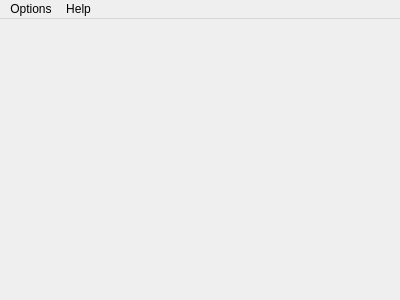
Old version of the form src/mainwindow.ui in the repository nashiradeer/brasil-cov.
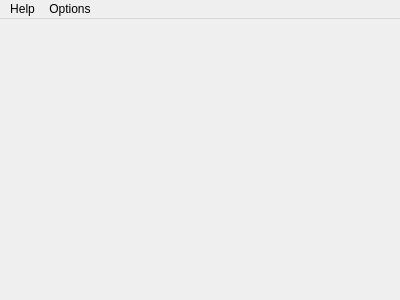
New version of the form. Icons and pictures are not drawn.

What changed in the file:
```diff
--- a/src/mainwindow.ui
+++ b/src/mainwindow.ui
@@ -29,6 +29,9 @@
    <iconset resource="../resources.qrc">
     <normaloff>:/images/icons/brasilcov.ico</normaloff>:/images/icons/brasilcov.ico</iconset>
   </property>
+  <property name="styleSheet">
+   <string notr="true"/>
+  </property>
   <property name="locale">
    <locale language="English" country="UnitedStates"/>
   </property>
@@ -64,8 +67,8 @@
     </property>
     <addaction name="actionAbout"/>
    </widget>
-   <addaction name="menuGeneral"/>
    <addaction name="menuAbout"/>
+   <addaction name="menuGeneral"/>
   </widget>
   <action name="actionReload">
    <property name="text">
```
